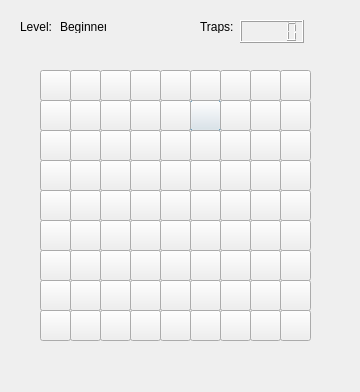
This is gameboard.ui in nicolayip/PIC10CMouseTraps as Qt 5 draws it before an edit. The edited form follows.
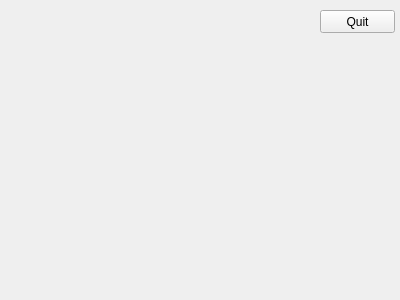
This is the edited form.

Patch:
```diff
--- a/gameboard.ui
+++ b/gameboard.ui
@@ -1,1118 +1,29 @@
 <?xml version="1.0" encoding="UTF-8"?>
 <ui version="4.0">
- <class>gameboard</class>
- <widget class="QDialog" name="gameboard">
+ <class>Form</class>
+ <widget class="QWidget" name="Form">
   <property name="geometry">
    <rect>
     <x>0</x>
     <y>0</y>
-    <width>360</width>
-    <height>392</height>
+    <width>400</width>
+    <height>300</height>
    </rect>
   </property>
   <property name="windowTitle">
    <string>Dialog</string>
   </property>
-  <widget class="QLabel" name="label">
+  <widget class="QPushButton" name="pushButton">
    <property name="geometry">
     <rect>
-     <x>20</x>
-     <y>20</y>
-     <width>46</width>
-     <height>13</height>
-    </rect>
-   </property>
-   <property name="text">
-    <string>Level:</string>
-   </property>
-  </widget>
-  <widget class="QLabel" name="label_2">
-   <property name="geometry">
-    <rect>
-     <x>200</x>
-     <y>20</y>
-     <width>46</width>
-     <height>13</height>
-    </rect>
-   </property>
-   <property name="text">
-    <string>Traps:</string>
-   </property>
-  </widget>
-  <widget class="QLCDNumber" name="lcdNumber">
-   <property name="geometry">
-    <rect>
-     <x>240</x>
-     <y>20</y>
-     <width>64</width>
+     <x>320</x>
+     <y>10</y>
+     <width>75</width>
      <height>23</height>
     </rect>
    </property>
-  </widget>
-  <widget class="QPushButton" name="pushButton_31">
-   <property name="geometry">
-    <rect>
-     <x>190</x>
-     <y>100</y>
-     <width>31</width>
-     <height>31</height>
-    </rect>
-   </property>
    <property name="text">
-    <string/>
-   </property>
-  </widget>
-  <widget class="QPushButton" name="pushButton_32">
-   <property name="geometry">
-    <rect>
-     <x>100</x>
-     <y>100</y>
-     <width>31</width>
-     <height>31</height>
-    </rect>
-   </property>
-   <property name="text">
-    <string/>
-   </property>
-  </widget>
-  <widget class="QPushButton" name="pushButton_3">
-   <property name="geometry">
-    <rect>
-     <x>70</x>
-     <y>130</y>
-     <width>31</width>
-     <height>31</height>
-    </rect>
-   </property>
-   <property name="text">
-    <string/>
-   </property>
-  </widget>
-  <widget class="QPushButton" name="pushButton_33">
-   <property name="geometry">
-    <rect>
-     <x>250</x>
-     <y>70</y>
-     <width>31</width>
-     <height>31</height>
-    </rect>
-   </property>
-   <property name="text">
-    <string/>
-   </property>
-  </widget>
-  <widget class="QPushButton" name="pushButton_34">
-   <property name="geometry">
-    <rect>
-     <x>100</x>
-     <y>130</y>
-     <width>31</width>
-     <height>31</height>
-    </rect>
-   </property>
-   <property name="text">
-    <string/>
-   </property>
-  </widget>
-  <widget class="QPushButton" name="pushButton_35">
-   <property name="geometry">
-    <rect>
-     <x>160</x>
-     <y>100</y>
-     <width>31</width>
-     <height>31</height>
-    </rect>
-   </property>
-   <property name="text">
-    <string/>
-   </property>
-  </widget>
-  <widget class="QPushButton" name="pushButton_36">
-   <property name="geometry">
-    <rect>
-     <x>160</x>
-     <y>130</y>
-     <width>31</width>
-     <height>31</height>
-    </rect>
-   </property>
-   <property name="text">
-    <string/>
-   </property>
-  </widget>
-  <widget class="QPushButton" name="pushButton_37">
-   <property name="geometry">
-    <rect>
-     <x>280</x>
-     <y>70</y>
-     <width>31</width>
-     <height>31</height>
-    </rect>
-   </property>
-   <property name="text">
-    <string/>
-   </property>
-  </widget>
-  <widget class="QPushButton" name="pushButton_38">
-   <property name="geometry">
-    <rect>
-     <x>190</x>
-     <y>70</y>
-     <width>31</width>
-     <height>31</height>
-    </rect>
-   </property>
-   <property name="text">
-    <string/>
-   </property>
-  </widget>
-  <widget class="QPushButton" name="pushButton_39">
-   <property name="geometry">
-    <rect>
-     <x>100</x>
-     <y>70</y>
-     <width>31</width>
-     <height>31</height>
-    </rect>
-   </property>
-   <property name="text">
-    <string/>
-   </property>
-  </widget>
-  <widget class="QPushButton" name="pushButton_40">
-   <property name="geometry">
-    <rect>
-     <x>130</x>
-     <y>70</y>
-     <width>31</width>
-     <height>31</height>
-    </rect>
-   </property>
-   <property name="text">
-    <string/>
-   </property>
-  </widget>
-  <widget class="QPushButton" name="pushButton_41">
-   <property name="geometry">
-    <rect>
-     <x>190</x>
-     <y>130</y>
-     <width>31</width>
-     <height>31</height>
-    </rect>
-   </property>
-   <property name="text">
-    <string/>
-   </property>
-  </widget>
-  <widget class="QPushButton" name="pushButton_42">
-   <property name="geometry">
-    <rect>
-     <x>250</x>
-     <y>130</y>
-     <width>31</width>
-     <height>31</height>
-    </rect>
-   </property>
-   <property name="text">
-    <string/>
-   </property>
-  </widget>
-  <widget class="QPushButton" name="pushButton_43">
-   <property name="geometry">
-    <rect>
-     <x>280</x>
-     <y>100</y>
-     <width>31</width>
-     <height>31</height>
-    </rect>
-   </property>
-   <property name="text">
-    <string/>
-   </property>
-  </widget>
-  <widget class="QPushButton" name="pushButton_44">
-   <property name="geometry">
-    <rect>
-     <x>250</x>
-     <y>100</y>
-     <width>31</width>
-     <height>31</height>
-    </rect>
-   </property>
-   <property name="text">
-    <string/>
-   </property>
-  </widget>
-  <widget class="QPushButton" name="pushButton_45">
-   <property name="geometry">
-    <rect>
-     <x>130</x>
-     <y>100</y>
-     <width>31</width>
-     <height>31</height>
-    </rect>
-   </property>
-   <property name="text">
-    <string/>
-   </property>
-  </widget>
-  <widget class="QPushButton" name="pushButton_46">
-   <property name="geometry">
-    <rect>
-     <x>70</x>
-     <y>100</y>
-     <width>31</width>
-     <height>31</height>
-    </rect>
-   </property>
-   <property name="text">
-    <string/>
-   </property>
-  </widget>
-  <widget class="QPushButton" name="pushButton_47">
-   <property name="geometry">
-    <rect>
-     <x>40</x>
-     <y>100</y>
-     <width>31</width>
-     <height>31</height>
-    </rect>
-   </property>
-   <property name="text">
-    <string/>
-   </property>
-  </widget>
-  <widget class="QPushButton" name="pushButton_48">
-   <property name="geometry">
-    <rect>
-     <x>130</x>
-     <y>130</y>
-     <width>31</width>
-     <height>31</height>
-    </rect>
-   </property>
-   <property name="text">
-    <string/>
-   </property>
-  </widget>
-  <widget class="QPushButton" name="pushButton_4">
-   <property name="geometry">
-    <rect>
-     <x>70</x>
-     <y>70</y>
-     <width>31</width>
-     <height>31</height>
-    </rect>
-   </property>
-   <property name="text">
-    <string/>
-   </property>
-  </widget>
-  <widget class="QPushButton" name="pushButton_7">
-   <property name="geometry">
-    <rect>
-     <x>40</x>
-     <y>70</y>
-     <width>31</width>
-     <height>31</height>
-    </rect>
-   </property>
-   <property name="text">
-    <string/>
-   </property>
-  </widget>
-  <widget class="QPushButton" name="pushButton_49">
-   <property name="geometry">
-    <rect>
-     <x>280</x>
-     <y>130</y>
-     <width>31</width>
-     <height>31</height>
-    </rect>
-   </property>
-   <property name="text">
-    <string/>
-   </property>
-  </widget>
-  <widget class="QPushButton" name="pushButton_50">
-   <property name="geometry">
-    <rect>
-     <x>160</x>
-     <y>70</y>
-     <width>31</width>
-     <height>31</height>
-    </rect>
-   </property>
-   <property name="text">
-    <string/>
-   </property>
-  </widget>
-  <widget class="QPushButton" name="pushButton_51">
-   <property name="geometry">
-    <rect>
-     <x>220</x>
-     <y>100</y>
-     <width>31</width>
-     <height>31</height>
-    </rect>
-   </property>
-   <property name="text">
-    <string/>
-   </property>
-  </widget>
-  <widget class="QPushButton" name="pushButton_52">
-   <property name="geometry">
-    <rect>
-     <x>40</x>
-     <y>130</y>
-     <width>31</width>
-     <height>31</height>
-    </rect>
-   </property>
-   <property name="text">
-    <string/>
-   </property>
-  </widget>
-  <widget class="QPushButton" name="pushButton_53">
-   <property name="geometry">
-    <rect>
-     <x>220</x>
-     <y>130</y>
-     <width>31</width>
-     <height>31</height>
-    </rect>
-   </property>
-   <property name="text">
-    <string/>
-   </property>
-  </widget>
-  <widget class="QPushButton" name="pushButton_54">
-   <property name="geometry">
-    <rect>
-     <x>220</x>
-     <y>70</y>
-     <width>31</width>
-     <height>31</height>
-    </rect>
-   </property>
-   <property name="text">
-    <string/>
-   </property>
-  </widget>
-  <widget class="QPushButton" name="pushButton_55">
-   <property name="geometry">
-    <rect>
-     <x>70</x>
-     <y>190</y>
-     <width>31</width>
-     <height>31</height>
-    </rect>
-   </property>
-   <property name="text">
-    <string/>
-   </property>
-  </widget>
-  <widget class="QPushButton" name="pushButton_56">
-   <property name="geometry">
-    <rect>
-     <x>160</x>
-     <y>160</y>
-     <width>31</width>
-     <height>31</height>
-    </rect>
-   </property>
-   <property name="text">
-    <string/>
-   </property>
-  </widget>
-  <widget class="QPushButton" name="pushButton_57">
-   <property name="geometry">
-    <rect>
-     <x>100</x>
-     <y>190</y>
-     <width>31</width>
-     <height>31</height>
-    </rect>
-   </property>
-   <property name="text">
-    <string/>
-   </property>
-  </widget>
-  <widget class="QPushButton" name="pushButton_58">
-   <property name="geometry">
-    <rect>
-     <x>190</x>
-     <y>220</y>
-     <width>31</width>
-     <height>31</height>
-    </rect>
-   </property>
-   <property name="text">
-    <string/>
-   </property>
-  </widget>
-  <widget class="QPushButton" name="pushButton_5">
-   <property name="geometry">
-    <rect>
-     <x>70</x>
-     <y>160</y>
-     <width>31</width>
-     <height>31</height>
-    </rect>
-   </property>
-   <property name="text">
-    <string/>
-   </property>
-  </widget>
-  <widget class="QPushButton" name="pushButton_59">
-   <property name="geometry">
-    <rect>
-     <x>220</x>
-     <y>220</y>
-     <width>31</width>
-     <height>31</height>
-    </rect>
-   </property>
-   <property name="text">
-    <string/>
-   </property>
-  </widget>
-  <widget class="QPushButton" name="pushButton_60">
-   <property name="geometry">
-    <rect>
-     <x>100</x>
-     <y>220</y>
-     <width>31</width>
-     <height>31</height>
-    </rect>
-   </property>
-   <property name="text">
-    <string/>
-   </property>
-  </widget>
-  <widget class="QPushButton" name="pushButton_61">
-   <property name="geometry">
-    <rect>
-     <x>130</x>
-     <y>220</y>
-     <width>31</width>
-     <height>31</height>
-    </rect>
-   </property>
-   <property name="text">
-    <string/>
-   </property>
-  </widget>
-  <widget class="QPushButton" name="pushButton_62">
-   <property name="geometry">
-    <rect>
-     <x>280</x>
-     <y>160</y>
-     <width>31</width>
-     <height>31</height>
-    </rect>
-   </property>
-   <property name="text">
-    <string/>
-   </property>
-  </widget>
-  <widget class="QPushButton" name="pushButton_63">
-   <property name="geometry">
-    <rect>
-     <x>280</x>
-     <y>190</y>
-     <width>31</width>
-     <height>31</height>
-    </rect>
-   </property>
-   <property name="text">
-    <string/>
-   </property>
-  </widget>
-  <widget class="QPushButton" name="pushButton_64">
-   <property name="geometry">
-    <rect>
-     <x>190</x>
-     <y>160</y>
-     <width>31</width>
-     <height>31</height>
-    </rect>
-   </property>
-   <property name="text">
-    <string/>
-   </property>
-  </widget>
-  <widget class="QPushButton" name="pushButton_65">
-   <property name="geometry">
-    <rect>
-     <x>280</x>
-     <y>220</y>
-     <width>31</width>
-     <height>31</height>
-    </rect>
-   </property>
-   <property name="text">
-    <string/>
-   </property>
-  </widget>
-  <widget class="QPushButton" name="pushButton_66">
-   <property name="geometry">
-    <rect>
-     <x>250</x>
-     <y>190</y>
-     <width>31</width>
-     <height>31</height>
-    </rect>
-   </property>
-   <property name="text">
-    <string/>
-   </property>
-  </widget>
-  <widget class="QPushButton" name="pushButton_67">
-   <property name="geometry">
-    <rect>
-     <x>250</x>
-     <y>160</y>
-     <width>31</width>
-     <height>31</height>
-    </rect>
-   </property>
-   <property name="text">
-    <string/>
-   </property>
-  </widget>
-  <widget class="QPushButton" name="pushButton_68">
-   <property name="geometry">
-    <rect>
-     <x>40</x>
-     <y>190</y>
-     <width>31</width>
-     <height>31</height>
-    </rect>
-   </property>
-   <property name="text">
-    <string/>
-   </property>
-  </widget>
-  <widget class="QPushButton" name="pushButton_69">
-   <property name="geometry">
-    <rect>
-     <x>220</x>
-     <y>190</y>
-     <width>31</width>
-     <height>31</height>
-    </rect>
-   </property>
-   <property name="text">
-    <string/>
-   </property>
-  </widget>
-  <widget class="QPushButton" name="pushButton_6">
-   <property name="geometry">
-    <rect>
-     <x>70</x>
-     <y>220</y>
-     <width>31</width>
-     <height>31</height>
-    </rect>
-   </property>
-   <property name="text">
-    <string/>
-   </property>
-  </widget>
-  <widget class="QPushButton" name="pushButton_70">
-   <property name="geometry">
-    <rect>
-     <x>130</x>
-     <y>160</y>
-     <width>31</width>
-     <height>31</height>
-    </rect>
-   </property>
-   <property name="text">
-    <string/>
-   </property>
-  </widget>
-  <widget class="QPushButton" name="pushButton_71">
-   <property name="geometry">
-    <rect>
-     <x>190</x>
-     <y>190</y>
-     <width>31</width>
-     <height>31</height>
-    </rect>
-   </property>
-   <property name="text">
-    <string/>
-   </property>
-  </widget>
-  <widget class="QPushButton" name="pushButton_72">
-   <property name="geometry">
-    <rect>
-     <x>40</x>
-     <y>220</y>
-     <width>31</width>
-     <height>31</height>
-    </rect>
-   </property>
-   <property name="text">
-    <string/>
-   </property>
-  </widget>
-  <widget class="QPushButton" name="pushButton_73">
-   <property name="geometry">
-    <rect>
-     <x>160</x>
-     <y>190</y>
-     <width>31</width>
-     <height>31</height>
-    </rect>
-   </property>
-   <property name="text">
-    <string/>
-   </property>
-  </widget>
-  <widget class="QPushButton" name="pushButton_74">
-   <property name="geometry">
-    <rect>
-     <x>160</x>
-     <y>220</y>
-     <width>31</width>
-     <height>31</height>
-    </rect>
-   </property>
-   <property name="text">
-    <string/>
-   </property>
-  </widget>
-  <widget class="QPushButton" name="pushButton_75">
-   <property name="geometry">
-    <rect>
-     <x>250</x>
-     <y>220</y>
-     <width>31</width>
-     <height>31</height>
-    </rect>
-   </property>
-   <property name="text">
-    <string/>
-   </property>
-  </widget>
-  <widget class="QPushButton" name="pushButton_8">
-   <property name="geometry">
-    <rect>
-     <x>40</x>
-     <y>160</y>
-     <width>31</width>
-     <height>31</height>
-    </rect>
-   </property>
-   <property name="text">
-    <string/>
-   </property>
-  </widget>
-  <widget class="QPushButton" name="pushButton_76">
-   <property name="geometry">
-    <rect>
-     <x>220</x>
-     <y>160</y>
-     <width>31</width>
-     <height>31</height>
-    </rect>
-   </property>
-   <property name="text">
-    <string/>
-   </property>
-  </widget>
-  <widget class="QPushButton" name="pushButton_77">
-   <property name="geometry">
-    <rect>
-     <x>100</x>
-     <y>160</y>
-     <width>31</width>
-     <height>31</height>
-    </rect>
-   </property>
-   <property name="text">
-    <string/>
-   </property>
-  </widget>
-  <widget class="QPushButton" name="pushButton_78">
-   <property name="geometry">
-    <rect>
-     <x>130</x>
-     <y>190</y>
-     <width>31</width>
-     <height>31</height>
-    </rect>
-   </property>
-   <property name="text">
-    <string/>
-   </property>
-  </widget>
-  <widget class="QPushButton" name="pushButton_79">
-   <property name="geometry">
-    <rect>
-     <x>70</x>
-     <y>280</y>
-     <width>31</width>
-     <height>31</height>
-    </rect>
-   </property>
-   <property name="text">
-    <string/>
-   </property>
-  </widget>
-  <widget class="QPushButton" name="pushButton_80">
-   <property name="geometry">
-    <rect>
-     <x>160</x>
-     <y>250</y>
-     <width>31</width>
-     <height>31</height>
-    </rect>
-   </property>
-   <property name="text">
-    <string/>
-   </property>
-  </widget>
-  <widget class="QPushButton" name="pushButton_81">
-   <property name="geometry">
-    <rect>
-     <x>100</x>
-     <y>280</y>
-     <width>31</width>
-     <height>31</height>
-    </rect>
-   </property>
-   <property name="text">
-    <string/>
-   </property>
-  </widget>
-  <widget class="QPushButton" name="pushButton_82">
-   <property name="geometry">
-    <rect>
-     <x>190</x>
-     <y>310</y>
-     <width>31</width>
-     <height>31</height>
-    </rect>
-   </property>
-   <property name="text">
-    <string/>
-   </property>
-  </widget>
-  <widget class="QPushButton" name="pushButton_9">
-   <property name="geometry">
-    <rect>
-     <x>70</x>
-     <y>250</y>
-     <width>31</width>
-     <height>31</height>
-    </rect>
-   </property>
-   <property name="text">
-    <string/>
-   </property>
-  </widget>
-  <widget class="QPushButton" name="pushButton_83">
-   <property name="geometry">
-    <rect>
-     <x>220</x>
-     <y>310</y>
-     <width>31</width>
-     <height>31</height>
-    </rect>
-   </property>
-   <property name="text">
-    <string/>
-   </property>
-  </widget>
-  <widget class="QPushButton" name="pushButton_84">
-   <property name="geometry">
-    <rect>
-     <x>100</x>
-     <y>310</y>
-     <width>31</width>
-     <height>31</height>
-    </rect>
-   </property>
-   <property name="text">
-    <string/>
-   </property>
-  </widget>
-  <widget class="QPushButton" name="pushButton_85">
-   <property name="geometry">
-    <rect>
-     <x>130</x>
-     <y>310</y>
-     <width>31</width>
-     <height>31</height>
-    </rect>
-   </property>
-   <property name="text">
-    <string/>
-   </property>
-  </widget>
-  <widget class="QPushButton" name="pushButton_86">
-   <property name="geometry">
-    <rect>
-     <x>280</x>
-     <y>250</y>
-     <width>31</width>
-     <height>31</height>
-    </rect>
-   </property>
-   <property name="text">
-    <string/>
-   </property>
-  </widget>
-  <widget class="QPushButton" name="pushButton_87">
-   <property name="geometry">
-    <rect>
-     <x>280</x>
-     <y>280</y>
-     <width>31</width>
-     <height>31</height>
-    </rect>
-   </property>
-   <property name="text">
-    <string/>
-   </property>
-  </widget>
-  <widget class="QPushButton" name="pushButton_88">
-   <property name="geometry">
-    <rect>
-     <x>190</x>
-     <y>250</y>
-     <width>31</width>
-     <height>31</height>
-    </rect>
-   </property>
-   <property name="text">
-    <string/>
-   </property>
-  </widget>
-  <widget class="QPushButton" name="pushButton_89">
-   <property name="geometry">
-    <rect>
-     <x>280</x>
-     <y>310</y>
-     <width>31</width>
-     <height>31</height>
-    </rect>
-   </property>
-   <property name="text">
-    <string/>
-   </property>
-  </widget>
-  <widget class="QPushButton" name="pushButton_90">
-   <property name="geometry">
-    <rect>
-     <x>250</x>
-     <y>280</y>
-     <width>31</width>
-     <height>31</height>
-    </rect>
-   </property>
-   <property name="text">
-    <string/>
-   </property>
-  </widget>
-  <widget class="QPushButton" name="pushButton_91">
-   <property name="geometry">
-    <rect>
-     <x>250</x>
-     <y>250</y>
-     <width>31</width>
-     <height>31</height>
-    </rect>
-   </property>
-   <property name="text">
-    <string/>
-   </property>
-  </widget>
-  <widget class="QPushButton" name="pushButton_92">
-   <property name="geometry">
-    <rect>
-     <x>40</x>
-     <y>280</y>
-     <width>31</width>
-     <height>31</height>
-    </rect>
-   </property>
-   <property name="text">
-    <string/>
-   </property>
-  </widget>
-  <widget class="QPushButton" name="pushButton_93">
-   <property name="geometry">
-    <rect>
-     <x>220</x>
-     <y>280</y>
-     <width>31</width>
-     <height>31</height>
-    </rect>
-   </property>
-   <property name="text">
-    <string/>
-   </property>
-  </widget>
-  <widget class="QPushButton" name="pushButton_10">
-   <property name="geometry">
-    <rect>
-     <x>70</x>
-     <y>310</y>
-     <width>31</width>
-     <height>31</height>
-    </rect>
-   </property>
-   <property name="text">
-    <string/>
-   </property>
-  </widget>
-  <widget class="QPushButton" name="pushButton_94">
-   <property name="geometry">
-    <rect>
-     <x>130</x>
-     <y>250</y>
-     <width>31</width>
-     <height>31</height>
-    </rect>
-   </property>
-   <property name="text">
-    <string/>
-   </property>
-  </widget>
-  <widget class="QPushButton" name="pushButton_95">
-   <property name="geometry">
-    <rect>
-     <x>190</x>
-     <y>280</y>
-     <width>31</width>
-     <height>31</height>
-    </rect>
-   </property>
-   <property name="text">
-    <string/>
-   </property>
-  </widget>
-  <widget class="QPushButton" name="pushButton_96">
-   <property name="geometry">
-    <rect>
-     <x>40</x>
-     <y>310</y>
-     <width>31</width>
-     <height>31</height>
-    </rect>
-   </property>
-   <property name="text">
-    <string/>
-   </property>
-  </widget>
-  <widget class="QPushButton" name="pushButton_97">
-   <property name="geometry">
-    <rect>
-     <x>160</x>
-     <y>280</y>
-     <width>31</width>
-     <height>31</height>
-    </rect>
-   </property>
-   <property name="text">
-    <string/>
-   </property>
-  </widget>
-  <widget class="QPushButton" name="pushButton_98">
-   <property name="geometry">
-    <rect>
-     <x>160</x>
-     <y>310</y>
-     <width>31</width>
-     <height>31</height>
-    </rect>
-   </property>
-   <property name="text">
-    <string/>
-   </property>
-  </widget>
-  <widget class="QPushButton" name="pushButton_99">
-   <property name="geometry">
-    <rect>
-     <x>250</x>
-     <y>310</y>
-     <width>31</width>
-     <height>31</height>
-    </rect>
-   </property>
-   <property name="text">
-    <string/>
-   </property>
-  </widget>
-  <widget class="QPushButton" name="pushButton_11">
-   <property name="geometry">
-    <rect>
-     <x>40</x>
-     <y>250</y>
-     <width>31</width>
-     <height>31</height>
-    </rect>
-   </property>
-   <property name="text">
-    <string/>
-   </property>
-  </widget>
-  <widget class="QPushButton" name="pushButton_100">
-   <property name="geometry">
-    <rect>
-     <x>220</x>
-     <y>250</y>
-     <width>31</width>
-     <height>31</height>
-    </rect>
-   </property>
-   <property name="text">
-    <string/>
-   </property>
-  </widget>
-  <widget class="QPushButton" name="pushButton_101">
-   <property name="geometry">
-    <rect>
-     <x>100</x>
-     <y>250</y>
-     <width>31</width>
-     <height>31</height>
-    </rect>
-   </property>
-   <property name="text">
-    <string/>
-   </property>
-  </widget>
-  <widget class="QPushButton" name="pushButton_102">
-   <property name="geometry">
-    <rect>
-     <x>130</x>
-     <y>280</y>
-     <width>31</width>
-     <height>31</height>
-    </rect>
-   </property>
-   <property name="text">
-    <string/>
-   </property>
-  </widget>
-  <widget class="QLabel" name="label_3">
-   <property name="geometry">
-    <rect>
-     <x>60</x>
-     <y>20</y>
-     <width>46</width>
-     <height>13</height>
-    </rect>
-   </property>
-   <property name="text">
-    <string>Beginner</string>
+    <string>Quit</string>
    </property>
   </widget>
  </widget>
```
Left out of the diff: 2 changed lines with no effect on the pictures.
